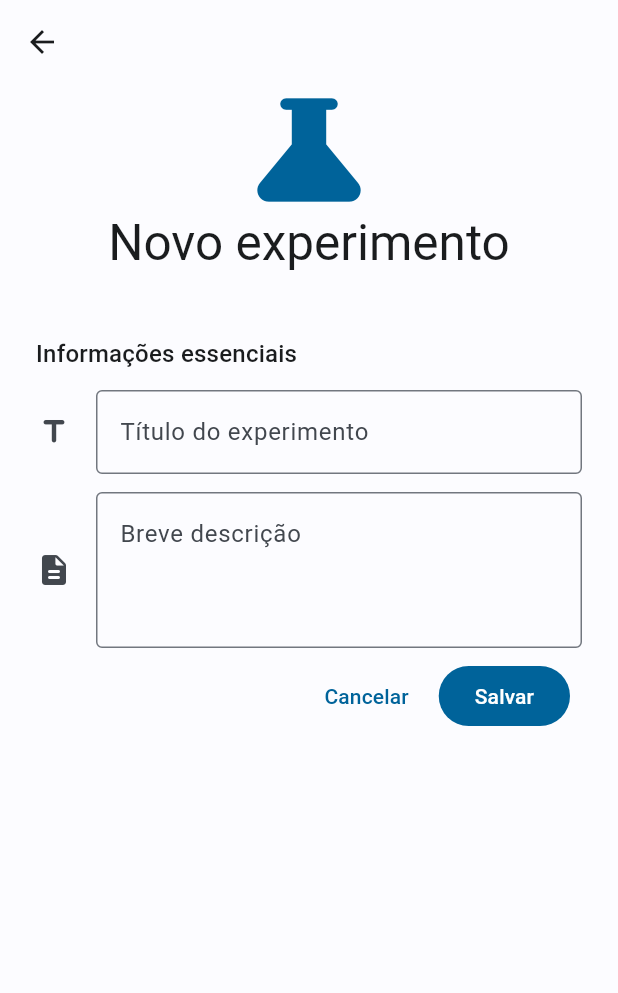
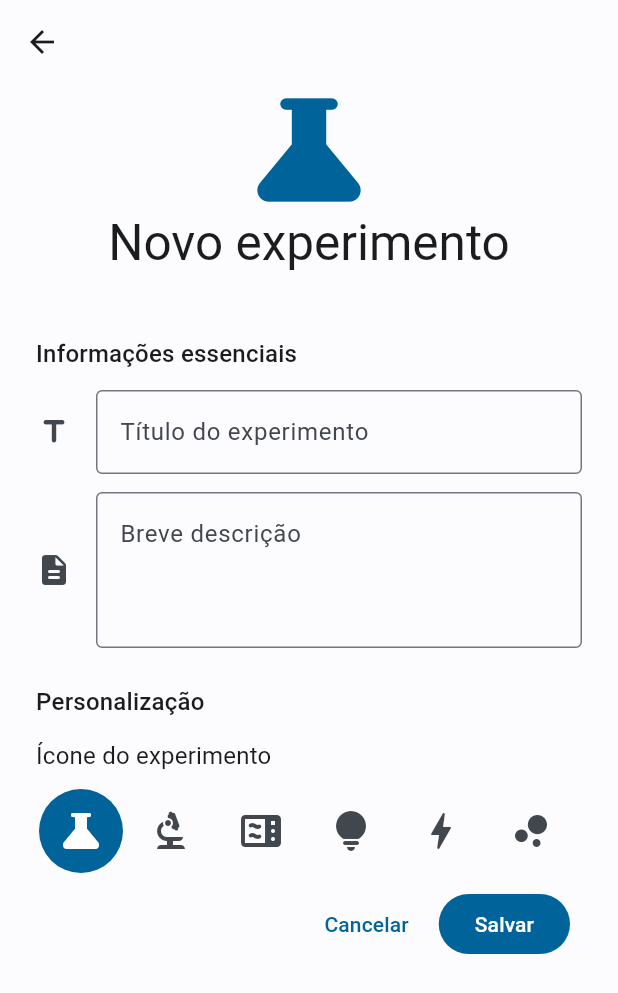
Before and after one commit to vicenteparmi/labsense, a Flutter app: the CreateExperiment screen opened directly, on a phone screen of 412 x 824 dp. Shown: the top 993 px of the screen. Run offline on Flutter 3.47's test engine with Material 3 defaults, Android fonts, the phone set to English and light mode, and no system bars; our stand-ins replace flutter_animate, flutter_bluetooth_serial, flutter_svg, shared_preferences, sqflite; accounts and stored records are empty; generated files the repository leaves out were written again.

Commit message:
Customize experiment icon initial setup

```diff
--- a/lib/l10n/app_pt.arb
+++ b/lib/l10n/app_pt.arb
@@ -75,6 +75,8 @@
   "noProcedures": "Nenhum procedimento adicionado",
   "confirmExperimentDelete": "Desenha excluir o experimento? Esta ação não pode ser desfeita.",
   "clickToAlternate": "Clique para alternar",
+  "customization": "Personalização",
+  "experimentIcon": "Ícone do experimento",
 
   "cyclicVoltammetry": "Voltametria cíclica",
   "linearSweepVoltammetry": "Voltametria de varredura linear",
--- a/lib/pages/experiments/create_new_experiment.dart
+++ b/lib/pages/experiments/create_new_experiment.dart
@@ -21,6 +21,31 @@ class _CreateExperimentState extends State<CreateExperiment> {
   // Form key
   final _formKey = GlobalKey<FormState>();
 
+  // List of icons to choose from
+  final List<IconData> icons = [
+    Icons.science_rounded,
+    Icons.biotech_rounded,
+    Icons.microwave_rounded,
+    Icons.lightbulb_rounded,
+    Icons.bolt_rounded,
+    Icons.bubble_chart_rounded,
+    Icons.bug_report_rounded,
+    Icons.water_drop_rounded,
+    Icons.air_rounded,
+    Icons.thermostat_rounded,
+    Icons.waves_rounded,
+    Icons.wb_sunny_rounded,
+    Icons.favorite_rounded,
+    Icons.star_rounded,
+    Icons.support,
+    Icons.emoji_objects_rounded,
+    Icons.emoji_nature_rounded,
+    Icons.emoji_food_beverage_rounded,
+  ];
+
+  // Selected icon
+  IconData selectedIcon = Icons.science_rounded;
+
   @override
   Widget build(BuildContext context) {
     return Scaffold(
@@ -32,7 +57,7 @@ class _CreateExperimentState extends State<CreateExperiment> {
             flexibleSpace: FlexibleSpaceBar(
               title: Text(AppLocalizations.of(context)!.createNewExperiment,
                   style: Theme.of(context).textTheme.titleLarge),
-              background: Icon(Icons.science_rounded,
+              background: Icon(selectedIcon,
                   size: 92.0, color: Theme.of(context).colorScheme.primary),
               collapseMode: CollapseMode.pin,
               centerTitle: true,
@@ -92,6 +117,52 @@ class _CreateExperimentState extends State<CreateExperiment> {
                               return null;
                             },
                           ),
+                          const SizedBox(height: 24.0),
+                          Text(AppLocalizations.of(context)!.customization,
+                              style: Theme.of(context).textTheme.titleMedium),
+                          const SizedBox(height: 12.0),
+                          Text(AppLocalizations.of(context)!.experimentIcon,
+                              style: Theme.of(context)
+                                  .textTheme
+                                  .titleMedium!
+                                  .copyWith(fontWeight: FontWeight.normal)),
+                          const SizedBox(height: 8.0),
+                          // Scrollable row to select the experiment icon
+                          SizedBox(
+                            height: 60.0, // Adjust this value as needed
+                            child: ListView.builder(
+                              scrollDirection: Axis.horizontal,
+                              itemCount: icons.length,
+                              itemBuilder: (BuildContext context, int index) {
+                                return Padding(
+                                  padding: const EdgeInsets.all(2.0),
+                                  child: CircleAvatar(
+                                    backgroundColor: selectedIcon ==
+                                            icons[index]
+                                        ? Theme.of(context).colorScheme.primary
+                                        : Colors.transparent,
+                                    radius: 28.0,
+                                    child: IconButton(
+                                      icon: Icon(icons[index],
+                                          color: selectedIcon == icons[index]
+                                              ? Theme.of(context)
+                                                  .colorScheme
+                                                  .onPrimary
+                                              : Theme.of(context)
+                                                  .colorScheme
+                                                  .onSurfaceVariant),
+                                      iconSize: 32.0,
+                                      onPressed: () {
+                                        setState(() {
+                                          selectedIcon = icons[index];
+                                        });
+                                      },
+                                    ),
+                                  ),
+                                );
+                              },
+                            ),
+                          ),
                           ButtonBar(
                             children: [
                               TextButton(
--- a/lib/pages/experiments/experiment_view.dart
+++ b/lib/pages/experiments/experiment_view.dart
@@ -1,12 +1,9 @@
-import 'package:flutter/cupertino.dart';
 import 'package:flutter/material.dart';
-import 'package:flutter/widgets.dart';
 import 'package:intl/intl.dart';
 import 'package:labsense/pages/main_pages/home.dart';
 import 'package:labsense/scripts/database.dart';
 import 'package:sqflite/sqflite.dart';
 import 'package:flutter_gen/gen_l10n/app_localizations.dart';
-import 'package:step_tracker/step_tracker.dart';
 
 class ExperimentView extends StatefulWidget {
   final int experimentId;
--- a/untranslated_messages.json
+++ b/untranslated_messages.json
@@ -35,6 +35,8 @@
     "noProcedures",
     "confirmExperimentDelete",
     "clickToAlternate",
+    "customization",
+    "experimentIcon",
     "cyclicVoltammetry",
     "linearSweepVoltammetry",
     "initialPotential",
```
